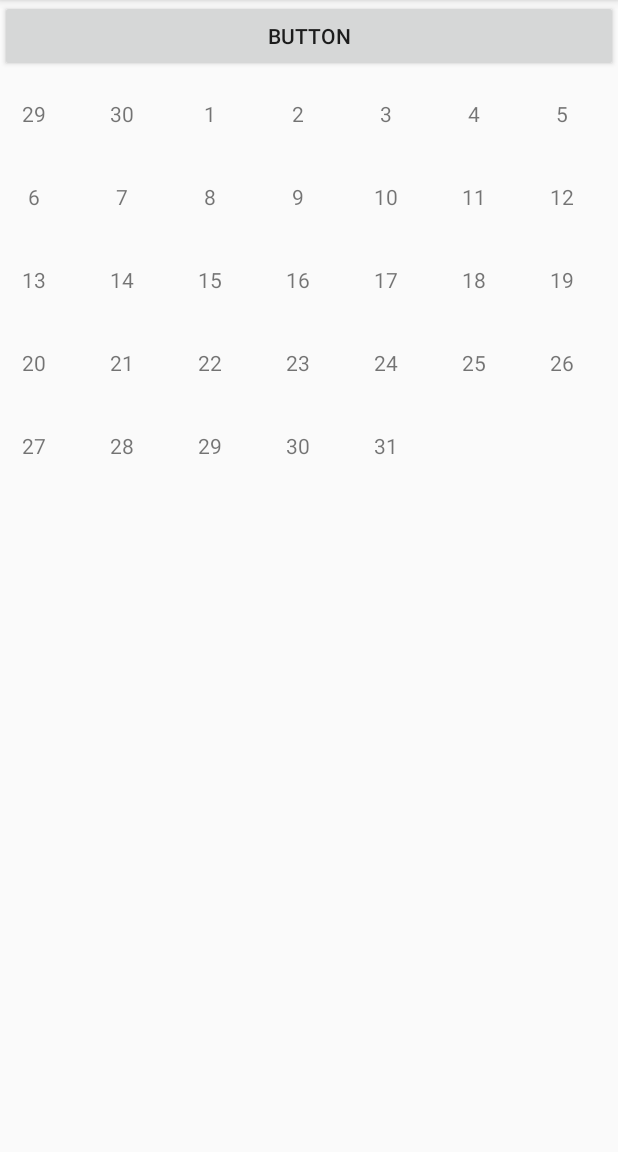
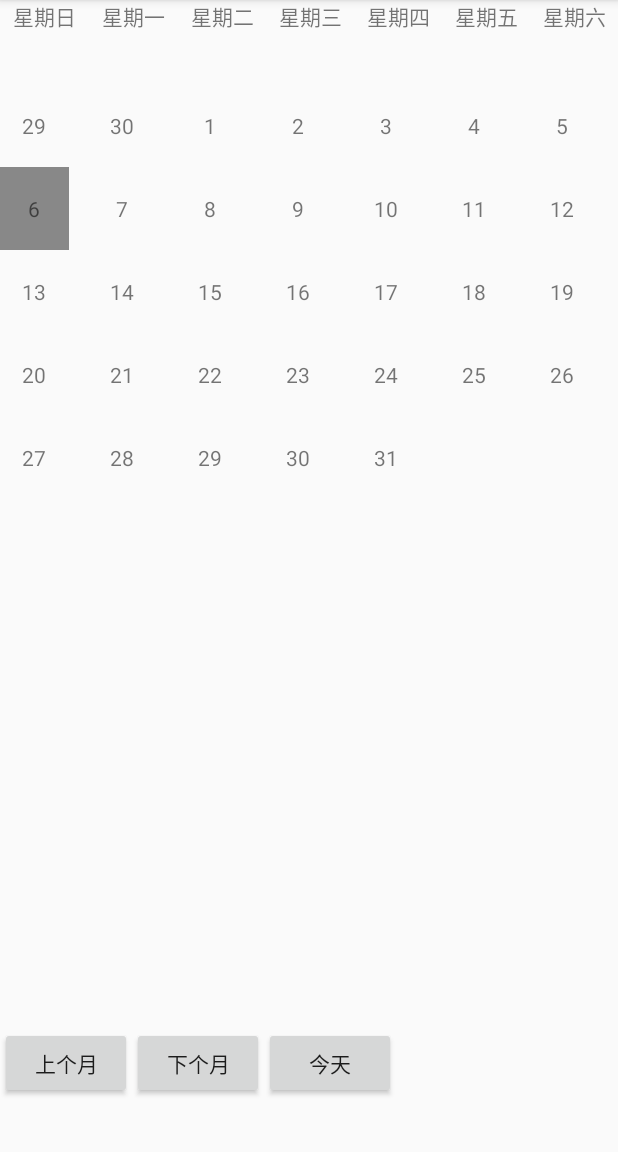
Before and after one commit to corganhejijun/myCalendar, an Android app: the screen it shows after launch (MainActivity), on a phone screen of 412 x 824 dp, the part 84-1236 px from its top. Run offline under Robolectric (Android 15) with nearby library versions, the phone set to English and light mode, and no system bars.

Commit message:
增加主界面按钮

```diff
--- a/Basic/app/src/main/java/com/hfnu/corgan/mybasiccalendar/CalendarGridAdapter.java
+++ b/Basic/app/src/main/java/com/hfnu/corgan/mybasiccalendar/CalendarGridAdapter.java
@@ -1,6 +1,7 @@
 package com.hfnu.corgan.mybasiccalendar;
 
 import android.content.Context;
+import android.graphics.Color;
 import android.view.LayoutInflater;
 import android.view.View;
 import android.view.ViewGroup;
@@ -43,29 +44,32 @@ public class CalendarGridAdapter extends BaseAdapter {
     public View getView(int position, View convertView, ViewGroup parent) {
         View view = LayoutInflater.from(context).inflate(R.layout.date_item, parent, false);
         TextView text = view.findViewById(R.id.date_item_text);
+        Calendar date = getDate(position);
+        if (date.equals(Calendar.getInstance()))
+            text.setBackgroundColor(Color.GRAY);
         text.setText(getDate(position).get(Calendar.DAY_OF_MONTH) + "");
         return view;
     }
 
-    public Calendar getDate(int position){
+    private Calendar getDate(int position){
         // 日历按星期排序，第一天为星期天
         Calendar firstDateOfMonth = firstDayOfMonth(Calendar.getInstance());
         firstDateOfMonth.add(Calendar.DATE, position - getWeekDayOfFirstDateOfMonth(firstDateOfMonth));
         return firstDateOfMonth;
     }
 
-    public Calendar firstDayOfMonth(Calendar date){
+    private Calendar firstDayOfMonth(Calendar date){
         date.set(Calendar.DAY_OF_MONTH, 1);
         return date;
     }
 
-    public int getWeekDayOfFirstDateOfMonth(Calendar date){
+    private int getWeekDayOfFirstDateOfMonth(Calendar date){
         // 星期的编号从1开始，1代表星期日
         int firstDateInWeek = date.get(Calendar.DAY_OF_WEEK);
         return firstDateInWeek - 1;
     }
 
-    public boolean isLeapYear(int year){
+    private boolean isLeapYear(int year){
         if (year % 4 == 0){
             if (year % 100 == 0)
                 if (year % 400 == 0)
--- a/Basic/app/src/main/java/com/hfnu/corgan/mybasiccalendar/MainActivity.java
+++ b/Basic/app/src/main/java/com/hfnu/corgan/mybasiccalendar/MainActivity.java
@@ -4,6 +4,8 @@ import android.support.v7.app.AppCompatActivity;
 import android.os.Bundle;
 import android.view.Menu;
 import android.view.MenuItem;
+import android.view.View;
+import android.widget.AdapterView;
 import android.widget.GridView;
 import android.widget.Toast;
 
@@ -18,6 +20,12 @@ public class MainActivity extends AppCompatActivity {
         CalendarGridAdapter gridAdpter = new CalendarGridAdapter(this, Calendar.getInstance());
         GridView gridView = findViewById(R.id.grid_view);
         gridView.setAdapter(gridAdpter);
+        gridView.setOnItemClickListener(new AdapterView.OnItemClickListener() {
+            @Override
+            public void onItemClick(AdapterView<?> parent, View view, int position, long id) {
+                Toast.makeText(MainActivity.this, position + " " + id, Toast.LENGTH_SHORT).show();
+            }
+        });
     }
 
     @Override
--- a/Basic/app/src/main/res/layout/first_layout.xml
+++ b/Basic/app/src/main/res/layout/first_layout.xml
@@ -3,17 +3,88 @@
     android:orientation="vertical" android:layout_width="match_parent"
     android:layout_height="match_parent">
 
-    <Button
-        android:id="@+id/button"
+    <LinearLayout
         android:layout_width="match_parent"
         android:layout_height="wrap_content"
-        android:text="@string/main_button" />
+        android:layout_weight="1">
+        <TextView
+            android:layout_height="wrap_content"
+            android:layout_width="match_parent"
+            android:layout_weight="1.0"
+            android:gravity="center"
+            android:text="@string/text_sunday"
+            android:textSize="14.0dip" />
+        <TextView
+            android:layout_height="wrap_content"
+            android:layout_width="match_parent"
+            android:layout_weight="1.0"
+            android:gravity="center"
+            android:text="@string/text_monday"
+            android:textSize="14.0dip" />
+        <TextView
+            android:layout_height="wrap_content"
+            android:layout_width="match_parent"
+            android:layout_weight="1.0"
+            android:gravity="center"
+            android:text="@string/text_tuesday"
+            android:textSize="14.0dip" />
+        <TextView
+            android:layout_height="wrap_content"
+            android:layout_width="match_parent"
+            android:layout_weight="1.0"
+            android:gravity="center"
+            android:text="@string/text_wensday"
+            android:textSize="14.0dip" />
+        <TextView
+            android:layout_height="wrap_content"
+            android:layout_width="match_parent"
+            android:layout_weight="1.0"
+            android:gravity="center"
+            android:text="@string/text_thursday"
+            android:textSize="14.0dip" />
+        <TextView
+            android:layout_height="wrap_content"
+            android:layout_width="match_parent"
+            android:layout_weight="1.0"
+            android:gravity="center"
+            android:text="@string/text_friday"
+            android:textSize="14.0dip" />
+        <TextView
+            android:layout_height="wrap_content"
+            android:layout_width="match_parent"
+            android:layout_weight="1.0"
+            android:gravity="center"
+            android:text="@string/text_saturday"
+            android:textSize="14.0dip" />
+    </LinearLayout>
+
     <GridView
         android:id="@+id/grid_view"
         android:layout_width="match_parent"
-        android:layout_height="match_parent"
-        android:numColumns="7"
+        android:layout_height="wrap_content"
+        android:layout_weight="10"
         android:clickable="true"
-        android:columnWidth="55.0dip">
-    </GridView>
+        android:columnWidth="55.0dip"
+        android:numColumns="7"></GridView>
+
+    <LinearLayout
+        android:layout_width="match_parent"
+        android:layout_height="wrap_content"
+        android:layout_weight="1">
+    <Button
+        android:id="@+id/buttonPrevMonth"
+        android:layout_width="wrap_content"
+        android:layout_height="wrap_content"
+        android:text="@string/button_prev_month"/>
+    <Button
+        android:id="@+id/buttonNextMonth"
+        android:layout_width="wrap_content"
+        android:layout_height="wrap_content"
+        android:text="@string/button_next_month"/>
+        <Button
+            android:id="@+id/buttonToday"
+            android:layout_width="wrap_content"
+            android:layout_height="wrap_content"
+            android:text="@string/button_today"/>
+     </LinearLayout>
 </LinearLayout>
--- a/Basic/app/src/main/res/values/strings.xml
+++ b/Basic/app/src/main/res/values/strings.xml
@@ -5,4 +5,14 @@
     <string name="menu_remove">Remove</string>
     <string name="menu_after_add">add success</string>
     <string name="menu_after_remove">remove success</string>
+    <string name="text_monday">星期一</string>
+    <string name="text_tuesday">星期二</string>
+    <string name="text_wensday">星期三</string>
+    <string name="text_thursday">星期四</string>
+    <string name="text_friday">星期五</string>
+    <string name="text_saturday">星期六</string>
+    <string name="text_sunday">星期日</string>
+    <string name="button_prev_month">上个月</string>
+    <string name="button_next_month">下个月</string>
+    <string name="button_today">今天</string>
 </resources>
```
